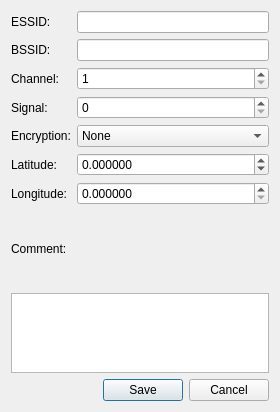
Qt form ui/networkdialog.ui (bktruss/qnetaddressbook) before a commit.
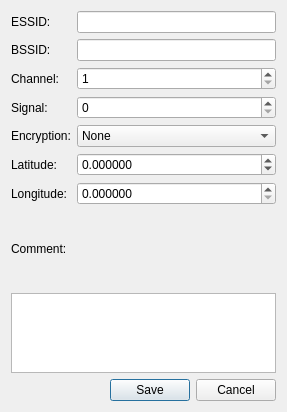
The same form after that commit.

Diff of the .ui file:
```diff
--- a/ui/networkdialog.ui
+++ b/ui/networkdialog.ui
@@ -5,7 +5,7 @@
    <rect>
     <x>0</x>
     <y>0</y>
-    <width>280</width>
+    <width>287</width>
     <height>412</height>
    </rect>
   </property>
```
